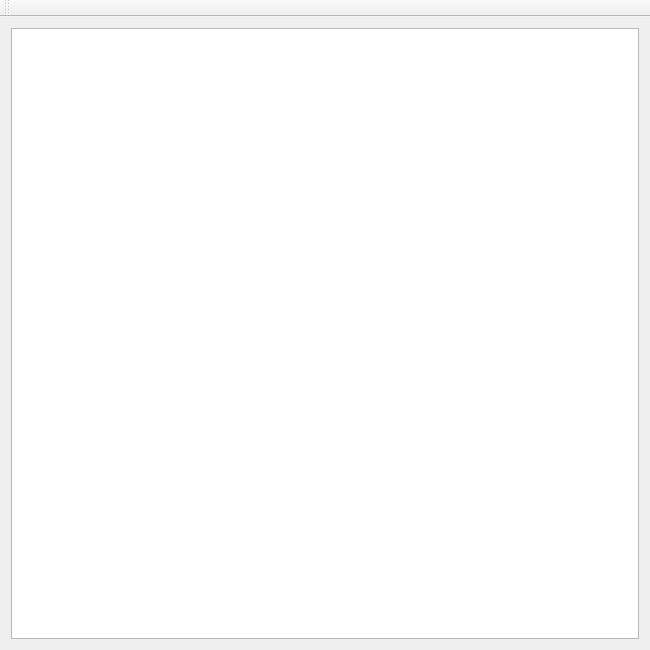
solosoren/Sprite-Editor, file SpriteEditor/mainwindow.ui: the form before one commit.
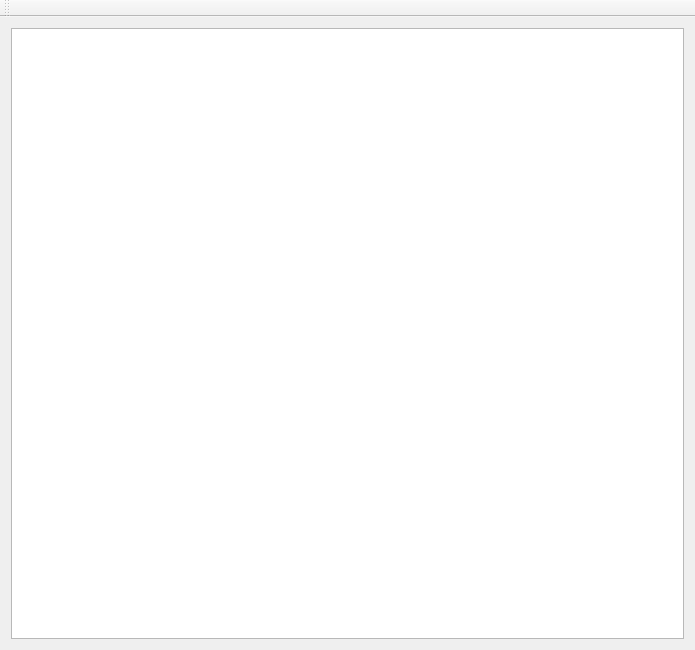
The form after the commit.

```diff
--- a/SpriteEditor/mainwindow.ui
+++ b/SpriteEditor/mainwindow.ui
@@ -6,7 +6,7 @@
    <rect>
     <x>0</x>
     <y>0</y>
-    <width>650</width>
+    <width>695</width>
     <height>650</height>
    </rect>
   </property>
```
